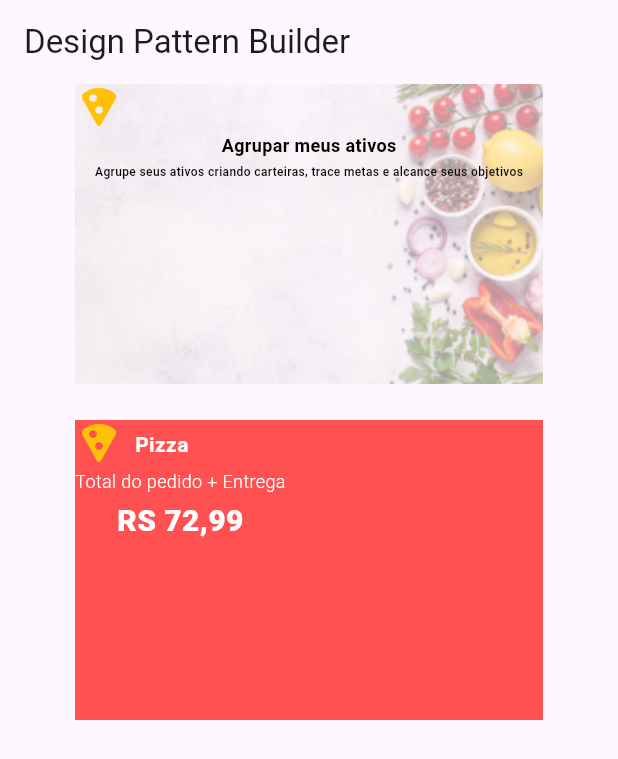
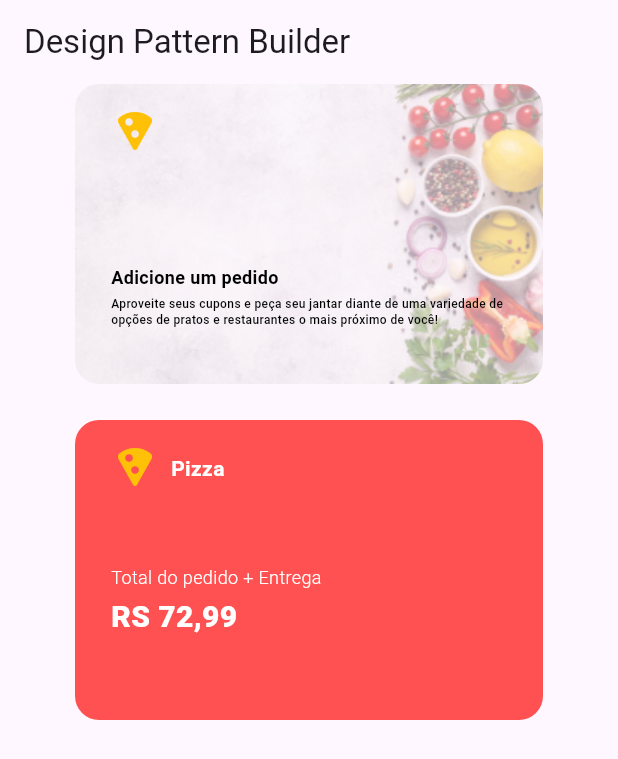
Before and after one commit to CynaraCosta/Design-Patterns-Flutter, a Flutter app: the screen it shows after launch, on a phone screen of 412 x 824 dp. Shown: the top 759 px of the screen. Run offline on Flutter 3.47's test engine with Material 3 defaults, Android fonts, the phone set to English and light mode, and no system bars; our stand-ins replace equatable.

Commit message:
add more style

```diff
--- a/desing_patterns_flutter/lib/patterns/builder/json/new_order_card.dart
+++ b/desing_patterns_flutter/lib/patterns/builder/json/new_order_card.dart
@@ -3,9 +3,9 @@ Map<String, dynamic> newOrderJson = {
   "bgImage": "images/bgImage.png",
   "header": {"leadingIcon": "Icon.flag", "title": null, "trailingIcon": null},
   "content": {
-    "title": "Agrupar meus ativos",
+    "title": "Adicione um pedido",
     "description":
-        "Agrupe seus ativos criando carteiras, trace metas e alcance seus objetivos",
+        "Aproveite seus cupons e peça seu jantar diante de uma variedade de opções de pratos e restaurantes o mais próximo de você!",
     "value": null,
     "image": null
   },
--- a/desing_patterns_flutter/lib/patterns/builder/widgets/card_new_order_content_widget.dart
+++ b/desing_patterns_flutter/lib/patterns/builder/widgets/card_new_order_content_widget.dart
@@ -13,6 +13,7 @@ class CardNewOrderContentWidget extends StatelessWidget {
   Widget build(BuildContext context) {
     return Column(
       mainAxisAlignment: MainAxisAlignment.start,
+      crossAxisAlignment: CrossAxisAlignment.start,
       children: [
         if (model.title != null) ...{
           Text(
--- a/desing_patterns_flutter/lib/patterns/builder/widgets/card_order_content_widget.dart
+++ b/desing_patterns_flutter/lib/patterns/builder/widgets/card_order_content_widget.dart
@@ -16,6 +16,7 @@ class CardOrderContentWidget extends StatelessWidget {
       children: [
         Column(
           mainAxisAlignment: MainAxisAlignment.start,
+          crossAxisAlignment: CrossAxisAlignment.start,
           children: [
             if (model.title != null) ... {
               Text(
```
Also changed, not shown: desing_patterns_flutter/lib/patterns/builder/card_new_order_builder.dart (+10 -0 lines), desing_patterns_flutter/lib/patterns/builder/card_order_builder.dart (+12 -2 lines).
